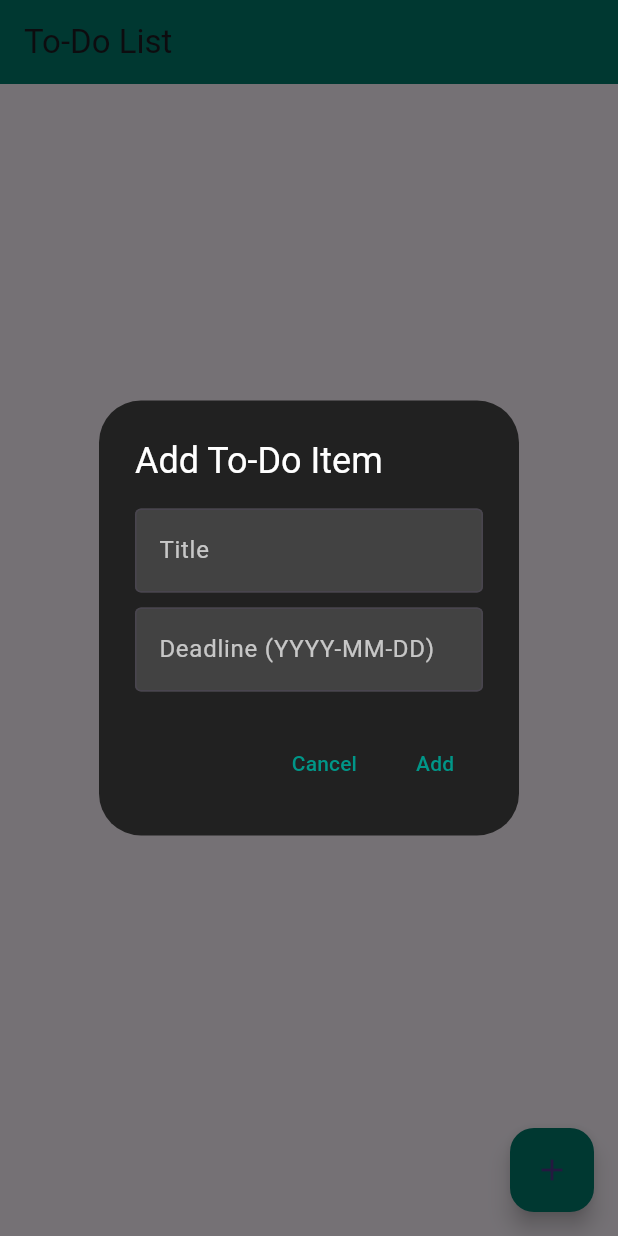
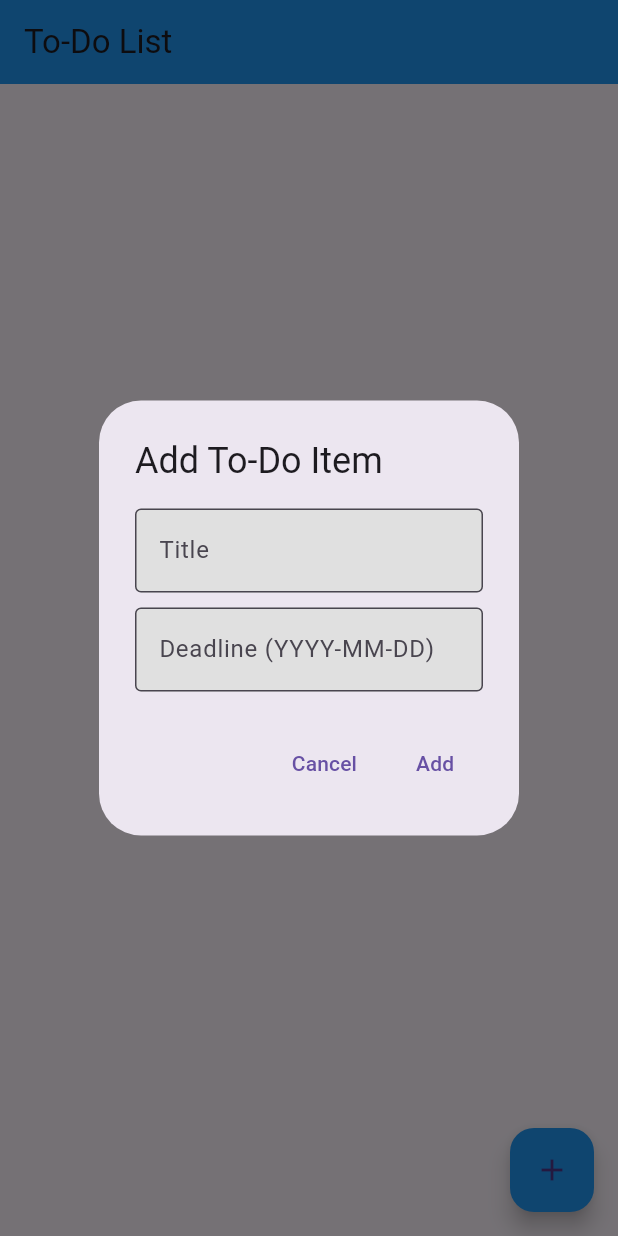
Before and after one commit to suyash7103/todo_app, a Flutter app: the screen it shows after launch, after a tap on the "add" icon, on a phone screen of 412 x 824 dp. Run offline on Flutter 3.47's test engine with Material 3 defaults, Android fonts, the phone set to English and light mode, and no system bars; our stand-ins replace sqflite; accounts and stored records are empty.

Commit message:
update ui

```diff
--- a/lib/screens/todo_list_page.dart
+++ b/lib/screens/todo_list_page.dart
@@ -84,8 +84,7 @@ class _TodoListPageState extends State<TodoListPage> {
       context: context,
       builder: (BuildContext context) {
         return AlertDialog(
-          title: Text('Add To-Do Item', style: TextStyle(color: Colors.white)),
-          backgroundColor: Colors.grey[900],
+          title: Text('Add To-Do Item'),
           content: Column(
             mainAxisSize: MainAxisSize.min,
             children: [
@@ -93,24 +92,20 @@ class _TodoListPageState extends State<TodoListPage> {
                 controller: _titleController,
                 decoration: InputDecoration(
                   labelText: 'Title',
-                  labelStyle: TextStyle(color: Colors.white70),
                   border: OutlineInputBorder(),
-                  fillColor: Colors.grey[800],
+                  fillColor: Colors.grey[300],
                   filled: true,
                 ),
-                style: TextStyle(color: Colors.white),
               ),
               SizedBox(height: 10),
               TextField(
                 controller: _deadlineController,
                 decoration: InputDecoration(
                   labelText: 'Deadline (YYYY-MM-DD)',
-                  labelStyle: TextStyle(color: Colors.white70),
                   border: OutlineInputBorder(),
-                  fillColor: Colors.grey[800],
+                  fillColor: Colors.grey[300],
                   filled: true,
                 ),
-                style: TextStyle(color: Colors.white),
                 keyboardType: TextInputType.datetime,
               ),
             ],
@@ -120,7 +115,7 @@ class _TodoListPageState extends State<TodoListPage> {
               onPressed: () {
                 Navigator.of(context).pop();
               },
-              child: Text('Cancel', style: TextStyle(color: Colors.teal)),
+              child: Text('Cancel'),
             ),
             TextButton(
               onPressed: () {
@@ -132,7 +127,7 @@ class _TodoListPageState extends State<TodoListPage> {
                 _addTodoItem(newItem);
                 Navigator.of(context).pop();
               },
-              child: Text('Add', style: TextStyle(color: Colors.teal)),
+              child: Text('Add'),
             ),
           ],
         );
@@ -149,8 +144,7 @@ class _TodoListPageState extends State<TodoListPage> {
       context: context,
       builder: (BuildContext context) {
         return AlertDialog(
-          title: Text('Edit To-Do Item', style: TextStyle(color: Colors.white)),
-          backgroundColor: Colors.grey[900],
+          title: Text('Edit To-Do Item'),
           content: Column(
             mainAxisSize: MainAxisSize.min,
             children: [
@@ -158,24 +152,20 @@ class _TodoListPageState extends State<TodoListPage> {
                 controller: _titleController,
                 decoration: InputDecoration(
                   labelText: 'Title',
-                  labelStyle: TextStyle(color: Colors.white70),
                   border: OutlineInputBorder(),
-                  fillColor: Colors.grey[800],
+                  fillColor: Colors.grey[300],
                   filled: true,
                 ),
-                style: TextStyle(color: Colors.white),
               ),
               SizedBox(height: 10),
               TextField(
                 controller: _deadlineController,
                 decoration: InputDecoration(
                   labelText: 'Deadline (YYYY-MM-DD)',
-                  labelStyle: TextStyle(color: Colors.white70),
                   border: OutlineInputBorder(),
-                  fillColor: Colors.grey[800],
+                  fillColor: Colors.grey[300],
                   filled: true,
                 ),
-                style: TextStyle(color: Colors.white),
                 keyboardType: TextInputType.datetime,
               ),
             ],
@@ -185,7 +175,7 @@ class _TodoListPageState extends State<TodoListPage> {
               onPressed: () {
                 Navigator.of(context).pop();
               },
-              child: Text('Cancel', style: TextStyle(color: Colors.teal)),
+              child: Text('Cancel'),
             ),
             TextButton(
               onPressed: () {
@@ -198,7 +188,7 @@ class _TodoListPageState extends State<TodoListPage> {
                 _updateTodoItem(updatedItem);
                 Navigator.of(context).pop();
               },
-              child: Text('Update', style: TextStyle(color: Colors.teal)),
+              child: Text('Update'),
             ),
           ],
         );
@@ -211,19 +201,17 @@ class _TodoListPageState extends State<TodoListPage> {
     return Scaffold(
       appBar: AppBar(
         title: Text('To-Do List'),
-        backgroundColor: Colors.teal[700],
+        backgroundColor: Colors.blue,
       ),
       body: _todoItems.isEmpty
-          ? Center(
-              child: Text('No to-do items yet!',
-                  style: TextStyle(color: Colors.white70)))
+          ? Center(child: Text('No to-do items yet!'))
           : ListView.builder(
               itemCount: _todoItems.length,
               itemBuilder: (BuildContext context, int index) {
                 final item = _todoItems[index];
                 return Card(
                   margin: EdgeInsets.symmetric(vertical: 8, horizontal: 16),
-                  color: Colors.grey[850],
+                  color: Colors.grey[300],
                   elevation: 5,
                   child: ListTile(
                     contentPadding: EdgeInsets.all(16),
@@ -232,18 +220,16 @@ class _TodoListPageState extends State<TodoListPage> {
                       style: TextStyle(
                         fontSize: 18,
                         fontWeight: FontWeight.bold,
-                        color: Colors.white,
                         decoration: item.isCompleted
                             ? TextDecoration.lineThrough
                             : null,
                       ),
                     ),
-                    subtitle: Text(
-                        'Due: ${item.deadline.toLocal()}'.split(' ')[0],
-                        style: TextStyle(color: Colors.white70)),
+                    subtitle:
+                        Text('Due: ${item.deadline.toLocal()}'.split(' ')[0]),
                     trailing: Checkbox(
-                      activeColor: Colors.teal,
-                      checkColor: Colors.black,
+                      activeColor: Colors.blue,
+                      checkColor: Colors.white,
                       value: item.isCompleted,
                       onChanged: (bool? value) {
                         final updatedItem = TodoItem(
@@ -263,7 +249,7 @@ class _TodoListPageState extends State<TodoListPage> {
             ),
       floatingActionButton: FloatingActionButton(
         onPressed: _showAddTodoDialog,
-        backgroundColor: Colors.teal[700],
+        backgroundColor: Colors.blue,
         child: Icon(Icons.add),
       ),
     );
```
